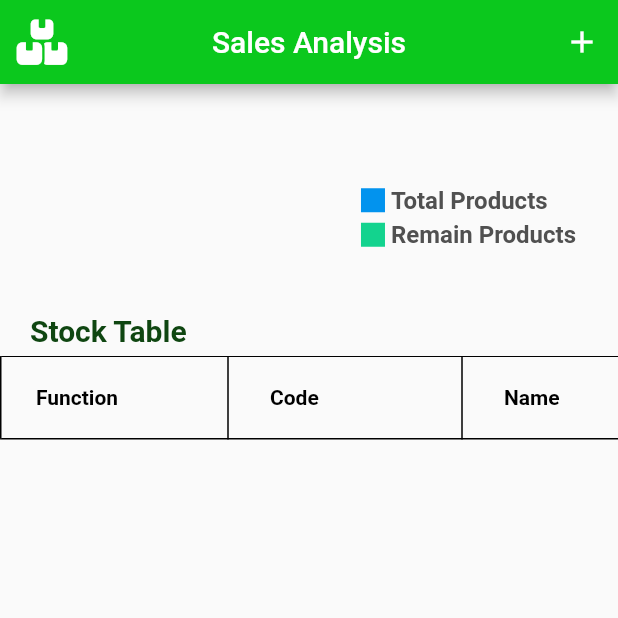
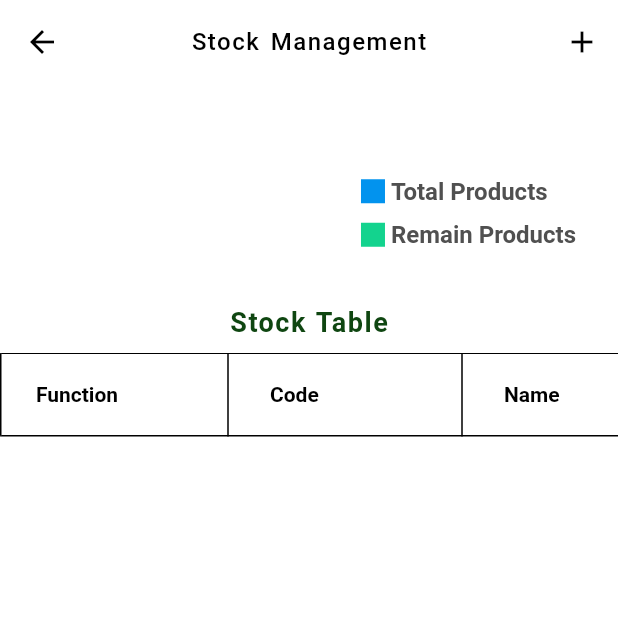
Before and after one commit to itprojectmanagementbykzn/pos, a Flutter app: the InventoryManagement screen opened by its route, on a phone screen of 412 x 824 dp, the top half of it. Run offline on Flutter 3.47's test engine with Material 2 defaults, Android fonts, the phone set to English and light mode, and no system bars; drawn by our look-alikes of fl_chart; our stand-ins replace cloud_firestore, firebase_auth, firebase_core, flutter_datetime_picker, font_awesome_flutter, freezed_annotation and 3 more; missing offline and left inert: colours; accounts and stored records are empty.

Commit message:
POS UI Update

```diff
--- a/lib/main.dart
+++ b/lib/main.dart
@@ -23,7 +23,7 @@ class MyApp extends StatelessWidget {
     Get.put(LoginController());
     return GetMaterialApp(
       debugShowCheckedModeBanner: false,
-      title: 'Flutter Demo',
+      title: 'Cindy POS',
       theme: ThemeData(
         primarySwatch: Colors.blue,
       ),
--- a/lib/utils/theme.dart
+++ b/lib/utils/theme.dart
@@ -44,7 +44,7 @@ const header2 = TextStyle(
 );
 const buttonText = TextStyle(
   color: Colors.white,
-  fontSize: 16,
+  fontSize: 14,
   fontWeight: FontWeight.bold,
 );
 
--- a/lib/views/screen/inventory_management.dart
+++ b/lib/views/screen/inventory_management.dart
@@ -28,23 +28,25 @@ class _InventoryManagementState extends State<InventoryManagement> {
     InventoryController _inController = Get.find();
     final size = MediaQuery.of(context).size;
     return Scaffold(
+      backgroundColor: Colors.white,
         appBar: AppBar(
-          backgroundColor: appColor,
-          title: const Text("Sales Analysis"),
-          leading: const Icon(
-            FontAwesomeIcons.boxes,
-            color: Colors.white,
-            size: 30,
-          ),
+          elevation: 0,
+          backgroundColor: Colors.white,
+          iconTheme: const IconThemeData(color: Colors.indigo),
+          title: const Text("Stock Management",
+          style: TextStyle(color: Colors.black, fontSize: 16,
+          wordSpacing: 2, letterSpacing: 1),),
+          leading: const BackButton(color: Colors.black),
           centerTitle: true,
           actions: [
             IconButton(
+
                 onPressed: () {
                   _inController.pressAddProduct();
                   Get.defaultDialog(
                     confirm: ElevatedButton(
                       style: ElevatedButton.styleFrom(
-                        primary: Colors.green,
+                        primary: Colors.white,
                       ),
                       onPressed: () => _inController.addProduct(),
                       child: const Text("Upload",
@@ -58,7 +60,7 @@ class _InventoryManagementState extends State<InventoryManagement> {
                 },
                 icon: const Icon(
                   Icons.add,
-                  color: Colors.white,
+                  color: Colors.black,
                 ))
           ],
         ),
@@ -72,16 +74,20 @@ class _InventoryManagementState extends State<InventoryManagement> {
                 ),
                 const InventoryPieChart(),
                 const SizedBox(
-                  height: 25,
+                  height: 20,
                 ),
                 const Padding(
-                  padding: EdgeInsets.only(left: 20, bottom: 5),
-                  child: Text(
-                    "Stock Table",
-                    style: TextStyle(
-                      color: Color.fromARGB(255, 15, 70, 17),
-                      fontSize: 20,
-                      fontWeight: FontWeight.bold,
+                  padding: EdgeInsets.only(bottom: 10),
+                  child: Center(
+                    child: Text(
+                      "Stock Table",
+                      style: TextStyle(
+                        color: Color.fromARGB(255, 15, 70, 17),
+                        fontSize: 18,
+                        wordSpacing: 1,
+                        letterSpacing: 1,
+                        fontWeight: FontWeight.bold,
+                      ),
                     ),
                   ),
                 ),
--- a/lib/views/widgets/inventory_piechart.dart
+++ b/lib/views/widgets/inventory_piechart.dart
@@ -54,7 +54,7 @@ class InventoryPieChart extends StatelessWidget {
                 isSquare: true,
               ),
               SizedBox(
-                height: 4,
+                height: 10,
               ),
               Indicator(
                 color: Color(0xff13d38e),
--- a/lib/views/widgets/inventory_widget/product_form.dart
+++ b/lib/views/widgets/inventory_widget/product_form.dart
@@ -21,7 +21,7 @@ class ProductFormWidget extends StatelessWidget {
           TextFormField(
             controller: _inController.originalPriceController,
             maxLines: 1,
-            decoration: const InputDecoration(hintText: "Original Price"),
+            decoration: const InputDecoration(hintText: "Cost of Product"),
           ),
           TextFormField(
             controller: _inController.priceController,
--- a/lib/views/widgets/sales_analysis/weekly_bar_chart.dart
+++ b/lib/views/widgets/sales_analysis/weekly_bar_chart.dart
@@ -12,10 +12,10 @@ class WeeklyBarChart extends StatelessWidget {
   Widget build(BuildContext context) {
     return SfCartesianChart(
       title: ChartTitle(
-          text: "Weekly sales chart with profit,revenue and cost",
+          text: "ယခု လ ၏  ဝင်ငွေ ၊ အမြတ် နှင့် ရင်းနှီးထားသော ငွေများ",
           textStyle: const TextStyle(
             color: Color.fromARGB(255, 15, 70, 17),
-            fontSize: 15,
+            fontSize: 12,
             fontWeight: FontWeight.bold,
           )),
       primaryXAxis: CategoryAxis(),
--- a/lib/views/widgets/sales_analysis/yearly_stack_area.dart
+++ b/lib/views/widgets/sales_analysis/yearly_stack_area.dart
@@ -17,10 +17,10 @@ class StackedAreaCustomColorLineChart extends StatelessWidget {
   Widget build(BuildContext context) {
     return SfCartesianChart(
         title: ChartTitle(
-            text: "Current year sales chart",
+            text: "ယခု နှစ် ၏ ဝင်ငွေ ၊ အမြတ် နှင့် ရင်းနှီးငွေ ဇယား",
             textStyle: const TextStyle(
               color: Color.fromARGB(255, 15, 70, 17),
-              fontSize: 15,
+              fontSize: 14,
               fontWeight: FontWeight.bold,
             )),
         primaryXAxis: CategoryAxis(),
--- a/pubspec.yaml
+++ b/pubspec.yaml
@@ -42,12 +42,16 @@ dependencies:
   intl: ^0.17.0
   syncfusion_flutter_charts: ^20.1.47+1
   quiver: ^3.0.1+1
-  flutter_datetime_picker: ^1.5.1
+  flutter_datetime_picker:
+    git:
+      url: https://github.com/Realank/flutter_datetime_picker.git
+      ref: master
 
   # The following adds the Cupertino Icons font to your application.
   # Use with the CupertinoIcons class for iOS style icons.
   cupertino_icons: ^1.0.2
   charts_flutter: ^0.12.0
+  colours: ^0.0.2
 
 dev_dependencies:
   flutter_test:
```
Also changed, not shown: lib/controller/sales_controller.dart (+6 -6 lines), lib/views/pages/daily_revenue.dart (+19 -15 lines), lib/views/pages/monthly_revenue.dart (+22 -18 lines), lib/views/pages/yearly_revenue.dart (+17 -13 lines), lib/views/screen/coupon_management.dart (+15 -9 lines), lib/views/screen/home_page.dart (+7 -6 lines), lib/views/screen/sales_analysis.dart (+14 -11 lines), lib/views/widgets/card_row.dart (+10 -5 lines), lib/views/widgets/inventory_widget/coupon_form.dart (+10 -5 lines), lib/views/widgets/sales_analysis/custom_card.dart (+6 -4 lines), pubspec.lock, 2 other files.
